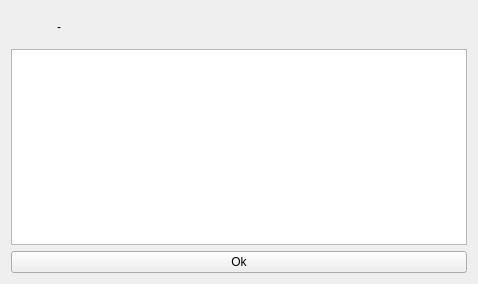
This is src/error.ui in keshavbhatt/glate as Qt 5 draws it before an edit. The edited form follows.
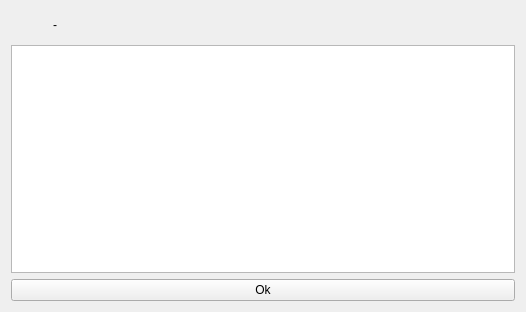
This is the edited form. Icons and pictures are not drawn.

What changed in the file:
```diff
--- a/src/error.ui
+++ b/src/error.ui
@@ -6,8 +6,8 @@
    <rect>
     <x>0</x>
     <y>0</y>
-    <width>478</width>
-    <height>284</height>
+    <width>526</width>
+    <height>312</height>
    </rect>
   </property>
   <property name="windowTitle">
@@ -32,8 +32,8 @@
        </property>
        <property name="minimumSize">
         <size>
-         <width>32</width>
-         <height>32</height>
+         <width>28</width>
+         <height>28</height>
         </size>
        </property>
        <property name="text">
@@ -45,6 +45,9 @@
        <property name="scaledContents">
         <bool>false</bool>
        </property>
+       <property name="margin">
+        <number>3</number>
+       </property>
       </widget>
      </item>
      <item>
```
